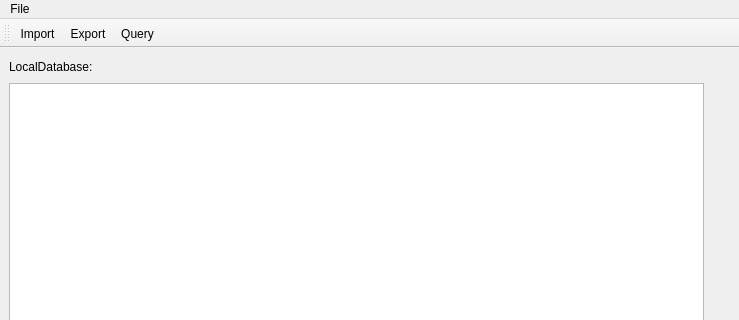
First picture: the form in Libs/DICOM/Widgets/Resources/UI/ctkDICOMAppWidget.ui, repository commontk/CTK, before the edit; both pictures show x 0 to 739 and y 0 to 320 of the 739 by 638 pixel window.
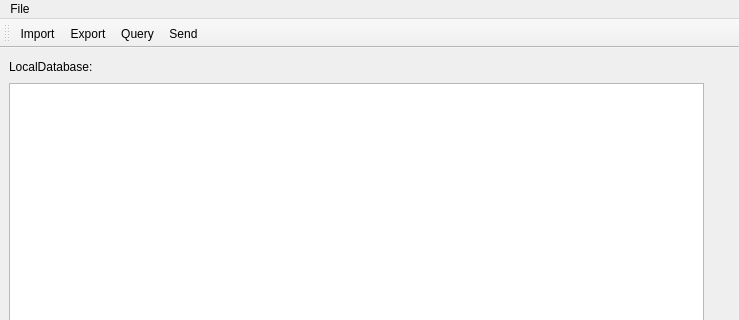
Second picture: the form after the edit. Custom widgets are drawn as their Qt base class.

Commit message:
Add Send to Toolbar
Placeholder for future dicom send option

```diff
--- a/Libs/DICOM/Widgets/Resources/UI/ctkDICOMAppWidget.ui
+++ b/Libs/DICOM/Widgets/Resources/UI/ctkDICOMAppWidget.ui
@@ -151,6 +151,7 @@
    <addaction name="actionImport"/>
    <addaction name="actionExport"/>
    <addaction name="actionQuery"/>
+   <addaction name="actionSend"/>
   </widget>
   <action name="actionImport">
    <property name="text">
@@ -176,6 +177,14 @@
     <string>Query and Retrieve DICOM studies from a DICOM node</string>
    </property>
   </action>
+  <action name="actionSend">
+   <property name="text">
+    <string>Send</string>
+   </property>
+   <property name="toolTip">
+    <string>Send DICOM Studies to a DICOM node</string>
+   </property>
+  </action>
  </widget>
  <customwidgets>
   <customwidget>
```
Left out of the diff: 2 changed lines with no effect on the pictures.
